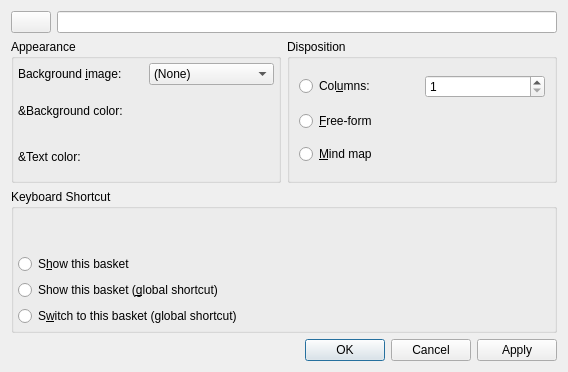
Above: src/basketproperties.ui from KDE/basket before the change. Below: the same form after it.
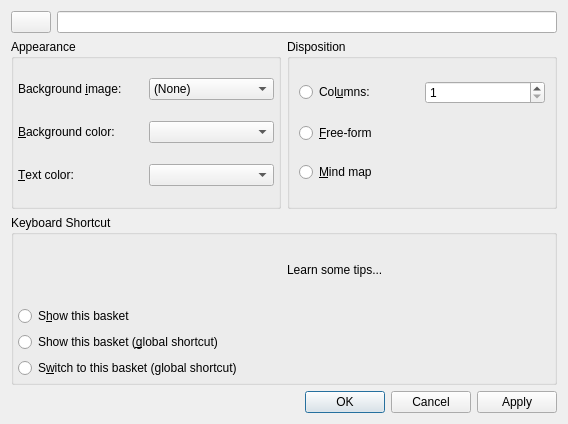
That is the form after the change. Custom widgets are drawn as their Qt base class.

Commit message:
Add KColorCombo2 & HelpLabel in PropertiesDialog UI
Now that both the widgets are usable in Qt Designer (as promoted
widgets), place them directly in the UI: everything is already in place,
and there is no need to set buddies & fix the tab order later on.

```diff
--- a/src/basketproperties.ui
+++ b/src/basketproperties.ui
@@ -7,7 +7,7 @@
     <x>0</x>
     <y>0</y>
     <width>568</width>
-    <height>372</height>
+    <height>424</height>
    </rect>
   </property>
   <property name="windowTitle">
@@ -142,6 +142,9 @@
         <property name="text">
          <string>&amp;Background color:</string>
         </property>
+        <property name="buddy">
+         <cstring>backgroundColor</cstring>
+        </property>
        </widget>
       </item>
       <item row="2" column="1">
@@ -149,8 +152,17 @@
         <property name="text">
          <string>&amp;Text color:</string>
         </property>
+        <property name="buddy">
+         <cstring>textColor</cstring>
+        </property>
        </widget>
       </item>
+      <item row="1" column="2">
+       <widget class="KColorCombo2" name="backgroundColor"/>
+      </item>
+      <item row="2" column="2">
+       <widget class="KColorCombo2" name="textColor"/>
+      </item>
      </layout>
     </widget>
    </item>
@@ -177,6 +189,13 @@
         <item>
          <widget class="KShortcutWidget" name="shortcut"/>
         </item>
+        <item>
+         <widget class="HelpLabel" name="helpLabel">
+          <property name="text">
+           <string>Learn some tips...</string>
+          </property>
+         </widget>
+        </item>
        </layout>
       </item>
       <item>
@@ -227,6 +246,16 @@
    <extends>QWidget</extends>
    <header>kshortcutwidget.h</header>
   </customwidget>
+  <customwidget>
+   <class>KColorCombo2</class>
+   <extends>QComboBox</extends>
+   <header>kcolorcombo2.h</header>
+  </customwidget>
+  <customwidget>
+   <class>HelpLabel</class>
+   <extends>QLabel</extends>
+   <header>variouswidgets.h</header>
+  </customwidget>
  </customwidgets>
  <tabstops>
   <tabstop>name</tabstop>
```
Left out of the diff: 13 changed lines with no effect on the pictures. The commit also changes 2 other files.
